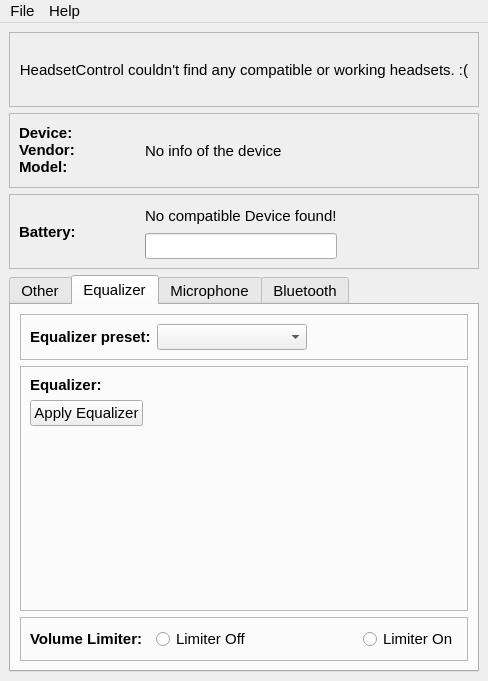
First picture: the form in src/UI/mainwindow.ui, repository LeoKlaus/HeadsetControl-GUI, before the edit.
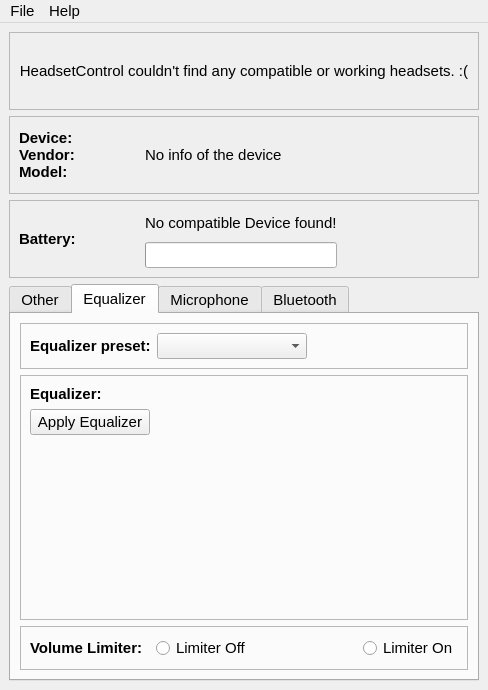
Second picture: the form after the edit. The open tabs and pages were chosen to show the change. Icons and pictures are not drawn.

Patch:
```diff
--- a/src/UI/mainwindow.ui
+++ b/src/UI/mainwindow.ui
@@ -7,7 +7,7 @@
     <x>0</x>
     <y>0</y>
     <width>488</width>
-    <height>681</height>
+    <height>690</height>
    </rect>
   </property>
   <property name="sizePolicy">
@@ -142,7 +142,9 @@
           </font>
          </property>
          <property name="text">
-          <string>&lt;html&gt;&lt;head/&gt;&lt;body&gt;&lt;p&gt;Device:&lt;br/&gt;Vendor:&lt;br/&gt;Model:&lt;/p&gt;&lt;/body&gt;&lt;/html&gt;</string>
+          <string>Device:
+Vendor:
+Model:</string>
          </property>
         </widget>
        </item>
@@ -1064,10 +1066,22 @@
            </item>
            <item row="1" column="0">
             <widget class="QPushButton" name="applyEqualizer">
+             <property name="sizePolicy">
+              <sizepolicy hsizetype="Minimum" vsizetype="Fixed">
+               <horstretch>0</horstretch>
+               <verstretch>0</verstretch>
+              </sizepolicy>
+             </property>
+             <property name="minimumSize">
+              <size>
+               <width>120</width>
+               <height>0</height>
+              </size>
+             </property>
              <property name="maximumSize">
               <size>
                <width>120</width>
-               <height>30</height>
+               <height>16777215</height>
               </size>
              </property>
              <property name="text">
```
Left out of the diff: 2 changed lines with no effect on the pictures.
